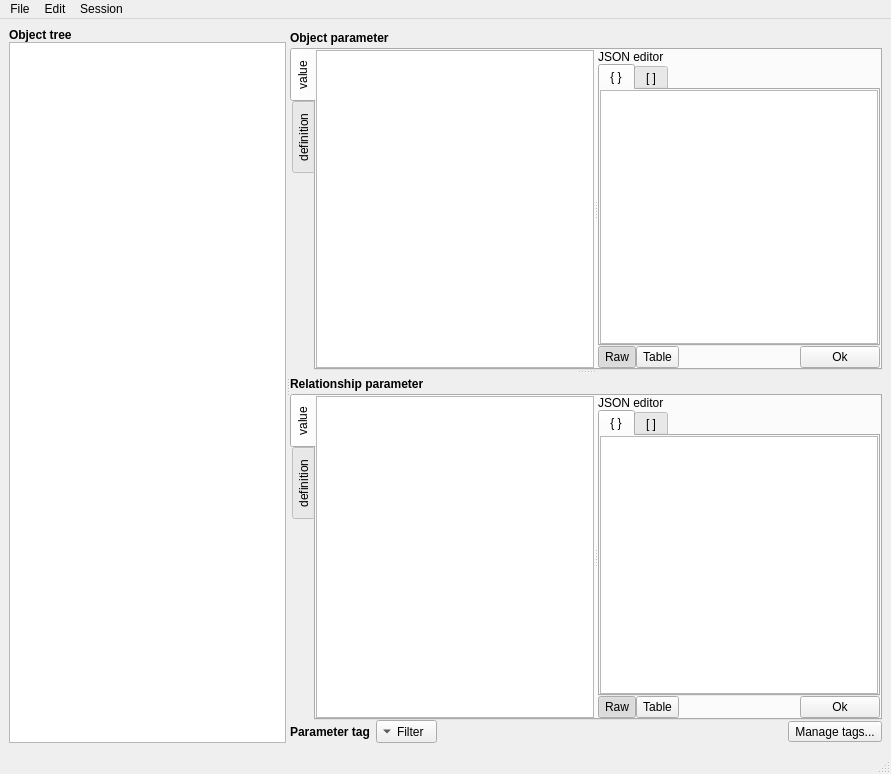
Old version of the form spinetoolbox/ui/tree_view_form.ui in the repository spine-tools/Spine-Toolbox.
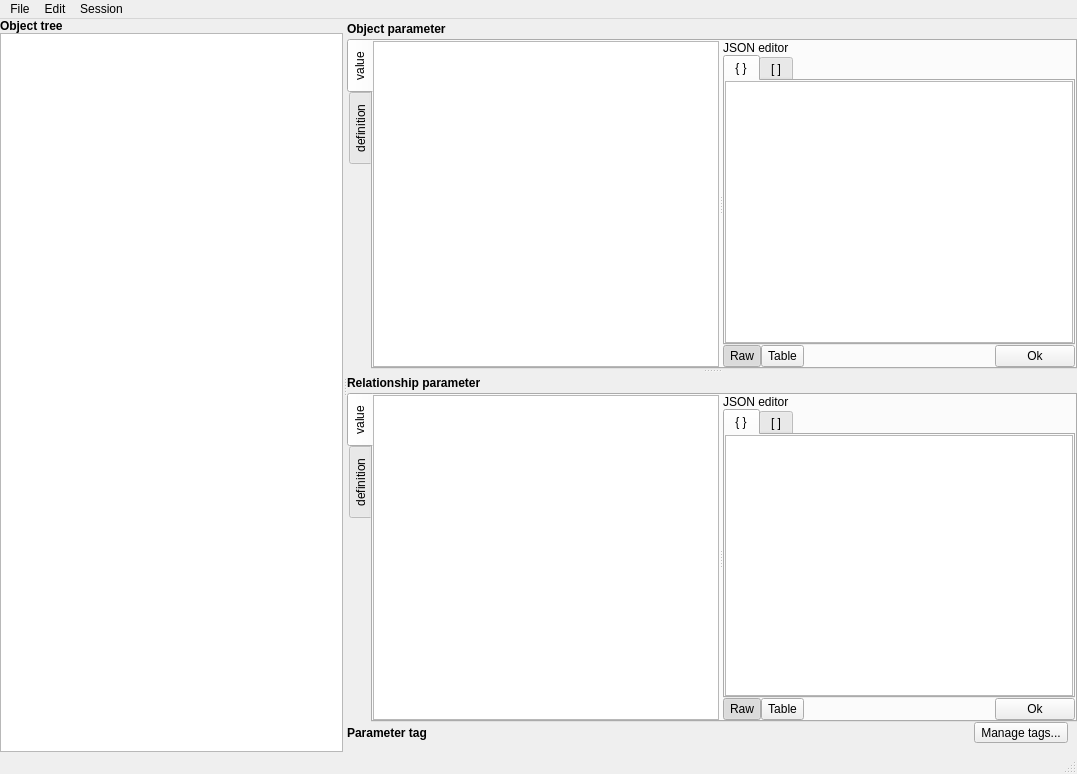
New version of the form. Icons and pictures are not drawn. Custom widgets are drawn as their Qt base class.

Commit message: Issue #253 updated: towards support for filtering parameter tables by tag.

Diff of the .ui file:
```diff
--- a/spinetoolbox/ui/tree_view_form.ui
+++ b/spinetoolbox/ui/tree_view_form.ui
@@ -18,7 +18,7 @@
    <rect>
     <x>0</x>
     <y>0</y>
-    <width>891</width>
+    <width>1077</width>
     <height>774</height>
    </rect>
   </property>
@@ -29,7 +29,22 @@
    <enum>Qt::LeftToRight</enum>
   </property>
   <widget class="QWidget" name="centralwidget">
-   <layout class="QVBoxLayout" name="verticalLayout_19">
+   <layout class="QVBoxLayout" name="verticalLayout_2">
+    <property name="spacing">
+     <number>0</number>
+    </property>
+    <property name="leftMargin">
+     <number>0</number>
+    </property>
+    <property name="topMargin">
+     <number>0</number>
+    </property>
+    <property name="rightMargin">
+     <number>0</number>
+    </property>
+    <property name="bottomMargin">
+     <number>0</number>
+    </property>
     <item>
      <widget class="QSplitter" name="splitter_tree_parameter">
       <property name="orientation">
@@ -80,6 +95,12 @@
         </item>
        </layout>
       </widget>
+      <widget class="QWidget" name="verticalLayoutWidget_5">
+       <layout class="QVBoxLayout" name="verticalLayout_parameter">
+        <property name="spacing">
+         <number>0</number>
+        </property>
+        <item>
       <widget class="QSplitter" name="splitter">
        <property name="orientation">
         <enum>Qt::Vertical</enum>
@@ -89,6 +110,9 @@
          <property name="spacing">
           <number>0</number>
          </property>
+            <property name="leftMargin">
+             <number>0</number>
+            </property>
          <item>
           <layout class="QHBoxLayout" name="horizontalLayout_9">
            <property name="spacing">
@@ -120,22 +144,6 @@
              </property>
             </spacer>
            </item>
-           <item>
-            <spacer name="horizontalSpacer_5">
-             <property name="orientation">
-              <enum>Qt::Horizontal</enum>
-             </property>
-             <property name="sizeType">
-              <enum>QSizePolicy::Fixed</enum>
-             </property>
-             <property name="sizeHint" stdset="0">
-              <size>
-               <width>3</width>
-               <height>20</height>
-              </size>
-             </property>
-            </spacer>
-           </item>
           </layout>
          </item>
          <item>
@@ -505,6 +513,9 @@
          <property name="spacing">
           <number>0</number>
          </property>
+            <property name="leftMargin">
+             <number>0</number>
+            </property>
          <item>
           <layout class="QHBoxLayout" name="horizontalLayout_10">
            <item>
@@ -889,11 +900,21 @@
            </widget>
           </widget>
          </item>
+           </layout>
+          </widget>
+         </widget>
+        </item>
          <item>
-          <layout class="QHBoxLayout" name="horizontalLayout_4">
+         <layout class="QHBoxLayout" name="horizontalLayout_parameter_tag">
            <property name="spacing">
             <number>0</number>
            </property>
+          <property name="rightMargin">
+           <number>9</number>
+          </property>
+          <property name="bottomMargin">
+           <number>9</number>
+          </property>
            <item>
             <widget class="QLabel" name="label_object_parameter_tag">
              <property name="font">
@@ -924,32 +945,7 @@
             </layout>
            </item>
            <item>
-            <widget class="QToolButton" name="toolButton_filter_parameter_tag">
-             <property name="font">
-              <font>
-               <weight>50</weight>
-               <bold>false</bold>
-              </font>
-             </property>
-             <property name="layoutDirection">
-              <enum>Qt::LeftToRight</enum>
-             </property>
-             <property name="text">
-              <string>Filter</string>
-             </property>
-             <property name="popupMode">
-              <enum>QToolButton::InstantPopup</enum>
-             </property>
-             <property name="toolButtonStyle">
-              <enum>Qt::ToolButtonTextBesideIcon</enum>
-             </property>
-             <property name="arrowType">
-              <enum>Qt::DownArrow</enum>
-             </property>
-            </widget>
-           </item>
-           <item>
-            <spacer name="horizontalSpacer_7">
+           <spacer name="horizontalSpacer_6">
              <property name="orientation">
               <enum>Qt::Horizontal</enum>
              </property>
@@ -973,7 +969,6 @@
         </layout>
        </widget>
       </widget>
-     </widget>
     </item>
    </layout>
   </widget>
@@ -982,7 +977,7 @@
     <rect>
      <x>0</x>
      <y>0</y>
-     <width>891</width>
+     <width>1077</width>
      <height>28</height>
     </rect>
    </property>
```
Left out of the diff: 6 changed lines with no effect on the pictures. Lines whose indentation alone changed are shown as unchanged. The commit also changes 6 other files.
